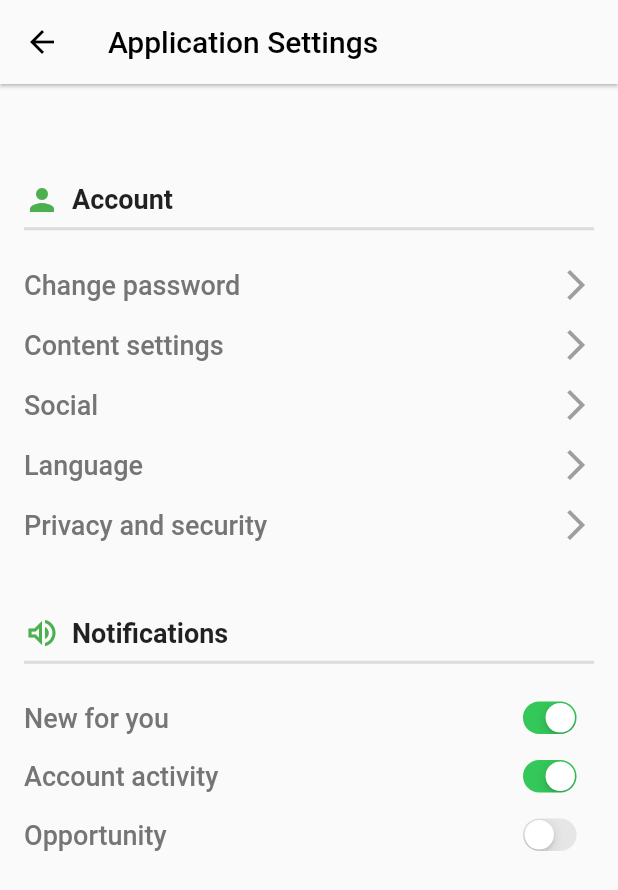
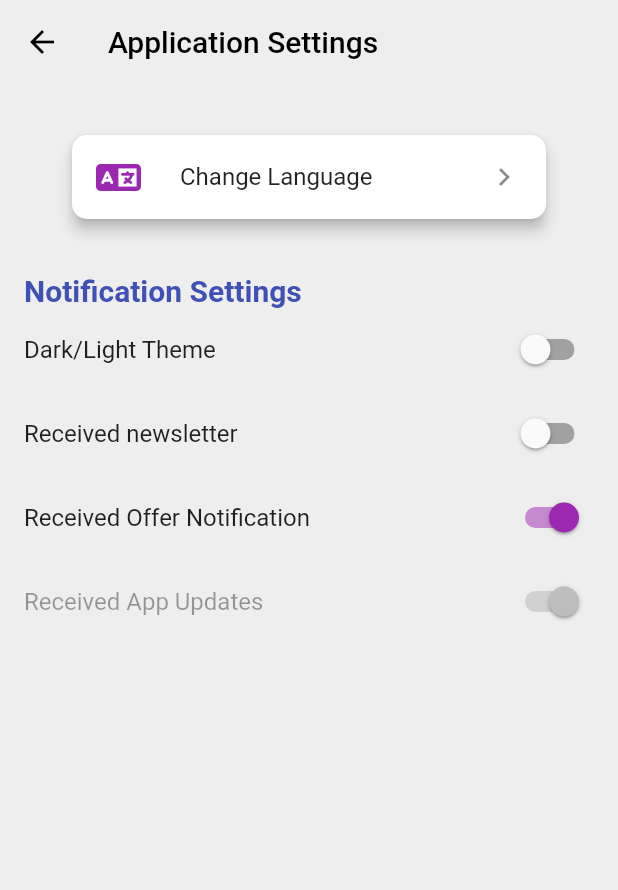
Before and after one commit to youssefbenhissi/expenseManager, a Flutter app: the ApplicationSettingsPage screen opened by its route, on a phone screen of 412 x 824 dp. Shown: the top 890 px of the screen. Run offline on Flutter 3.47's test engine with Material 2 defaults, Android fonts, the light colour scheme and no system bars; our stand-ins replace awesome_snackbar_content, flutter_bloc, font_awesome_flutter, get_it, getwidget, image_cropper and 4 more; missing offline and left inert: flutter_tawk; accounts and stored records are empty; generated files the repository leaves out were written again.

Commit message:
improving application settings page

```diff
--- a/lib/settings/application_settings/application_settings.dart
+++ b/lib/settings/application_settings/application_settings.dart
@@ -1,6 +1,8 @@
 import 'package:expense_manager/app_page_injectable.dart';
 import 'package:flutter/cupertino.dart';
 import 'package:flutter/material.dart';
+import 'package:flutter/services.dart';
+import 'package:font_awesome_flutter/font_awesome_flutter.dart';
 
 class ApplicationSettingsPage extends StatefulWidget {
   const ApplicationSettingsPage({super.key});
@@ -10,160 +12,121 @@ class ApplicationSettingsPage extends StatefulWidget {
 }
 
 class ApplicationSettingsPageState extends State<ApplicationSettingsPage> {
+  late bool _dark;
+  late bool _newsLetter;
+
+  @override
+  void initState() {
+    super.initState();
+    _dark = false;
+    _newsLetter = false;
+  }
+
+  Brightness _getBrightness() {
+    return _dark ? Brightness.dark : Brightness.light;
+  }
+
   @override
   Widget build(BuildContext context) {
-    return Scaffold(
+    return Theme(
+      data: ThemeData(
+        brightness: _getBrightness(),
+      ),
+      child: Scaffold(
+        backgroundColor: _dark ? null : Colors.grey.shade200,
         appBar: AppBar(
-        title: const Text(
-          "Application Settings",
-          style: TextStyle(color: Colors.black),
+          elevation: 0,
+          systemOverlayStyle:
+              _dark ? SystemUiOverlayStyle.dark : SystemUiOverlayStyle.light,
+          iconTheme: IconThemeData(color: _dark ? Colors.white : Colors.black),
+          backgroundColor: Colors.transparent,
+          leading: IconButton(
+            icon: const Icon(Icons.arrow_back),
+            onPressed: () => context.gNavigationService.openSettings(context),
           ),
-        backgroundColor: Theme.of(context).scaffoldBackgroundColor,
-        elevation: 1,
-        leading: IconButton(
-          onPressed: () {
-            context.gNavigationService.openSettings(context);
-          },
-          icon: const Icon(
-            Icons.arrow_back,
-            color: Colors.black,
+          title: Text(
+            'Application Settings',
+            style: TextStyle(color: _dark ? Colors.white : Colors.black),
           ),
         ),
+        body: Stack(
+          fit: StackFit.expand,
+          children: <Widget>[
+            SingleChildScrollView(
+              padding: const EdgeInsets.all(16.0),
+              child: Column(
+                crossAxisAlignment: CrossAxisAlignment.start,
+                children: <Widget>[
+                  const SizedBox(height: 10.0),
+                  Card(
+                    elevation: 4.0,
+                    margin: const EdgeInsets.fromLTRB(32.0, 8.0, 32.0, 16.0),
+                    shape: RoundedRectangleBorder(
+                        borderRadius: BorderRadius.circular(10.0)),
+                    child: Column(
+                      children: <Widget>[
+                        ListTile(
+                          leading: const Icon(
+                            FontAwesomeIcons.language,
+                            color: Colors.purple,
                           ),
-      body: Container(
-        padding: const EdgeInsets.only(left: 16, top: 25, right: 16),
-        child: ListView(
-          children: [
-            const SizedBox(
-              height: 40,
-            ),
-            Row(
-              children: const [
-                Icon(
-                  Icons.person,
-                  color: Colors.green,
-                ),
-                SizedBox(
-                  width: 8,
-                ),
-                Text(
-                  "Account",
-                  style: TextStyle(fontSize: 18, fontWeight: FontWeight.bold),
-                ),
-              ],
-            ),
-            const Divider(
-              height: 15,
-              thickness: 2,
-            ),
-            const SizedBox(
-              height: 10,
-            ),
-            buildAccountOptionRow(context, "Change password"),
-            buildAccountOptionRow(context, "Content settings"),
-            buildAccountOptionRow(context, "Social"),
-            buildAccountOptionRow(context, "Language"),
-            buildAccountOptionRow(context, "Privacy and security"),
-            const SizedBox(
-              height: 40,
-            ),
-            Row(
-              children: const [
-                Icon(
-                  Icons.volume_up_outlined,
-                  color: Colors.green,
-                ),
-                SizedBox(
-                  width: 8,
-                ),
-                Text(
-                  "Notifications",
-                  style: TextStyle(fontSize: 18, fontWeight: FontWeight.bold),
-                ),
-              ],
-            ),
-            const Divider(
-              height: 15,
-              thickness: 2,
-            ),
-            const SizedBox(
-              height: 10,
-            ),
-            buildNotificationOptionRow("New for you", true),
-            buildNotificationOptionRow("Account activity", true),
-            buildNotificationOptionRow("Opportunity", false),
-            const SizedBox(
-              height: 50,
+                          title: const Text("Change Language"),
+                          trailing: const Icon(Icons.keyboard_arrow_right),
+                          onTap: () {
+                            //open change language
+                          },
                         ),
                       ],
                     ),
                   ),
-    );
-  }
-
-  Row buildNotificationOptionRow(String title, bool isActive) {
-    return Row(
-      mainAxisAlignment: MainAxisAlignment.spaceBetween,
-      children: [
-        Text(
-          title,
+                  const SizedBox(height: 20.0),
+                  const Text(
+                    "Notification Settings",
                     style: TextStyle(
-              fontSize: 18,
-              fontWeight: FontWeight.w500,
-              color: Colors.grey[600]),
+                      fontSize: 20.0,
+                      fontWeight: FontWeight.bold,
+                      color: Colors.indigo,
                     ),
-        Transform.scale(
-            scale: 0.7,
-            child: CupertinoSwitch(
-              value: isActive,
-              onChanged: (bool val) {},
-            ))
-      ],
-    );
-  }
-
-  GestureDetector buildAccountOptionRow(BuildContext context, String title) {
-    return GestureDetector(
-      onTap: () {
-        showDialog(
-            context: context,
-            builder: (BuildContext context) {
-              return AlertDialog(
-                title: Text(title),
-                content: Column(
-                  mainAxisSize: MainAxisSize.min,
-                  children: const [
-                    Text("Option 1"),
-                    Text("Option 2"),
-                    Text("Option 3"),
+                  ),
+                  SwitchListTile(
+                    activeColor: Colors.purple,
+                    contentPadding: const EdgeInsets.all(0),
+                    value: _dark,
+                    title: const Text("Dark/Light Theme"),
+                    onChanged: (val) {
+                      setState(() {
+                        _dark = !_dark;
+                      });
+                    },
+                  ),
+                  SwitchListTile(
+                    activeColor: Colors.purple,
+                    contentPadding: const EdgeInsets.all(0),
+                    value: _newsLetter,
+                    title: const Text("Received newsletter"),
+                    onChanged: (val) {
+                      setState(() {
+                        _newsLetter = !_newsLetter;
+                      });
+                    },
+                  ),
+                  SwitchListTile(
+                    activeColor: Colors.purple,
+                    contentPadding: const EdgeInsets.all(0),
+                    value: true,
+                    title: const Text("Received Offer Notification"),
+                    onChanged: (val) {},
+                  ),
+                  const SwitchListTile(
+                    activeColor: Colors.purple,
+                    contentPadding: EdgeInsets.all(0),
+                    value: true,
+                    title: Text("Received App Updates"),
+                    onChanged: null,
+                  ),
+                  const SizedBox(height: 60.0),
                 ],
               ),
-                actions: [
-                  FloatingActionButton(
-                      onPressed: () {
-                        Navigator.of(context).pop();
-                      },
-                      child: const Text("Close")),
-                ],
-              );
-            });
-      },
-      child: Padding(
-        padding: const EdgeInsets.symmetric(vertical: 8.0),
-        child: Row(
-          mainAxisAlignment: MainAxisAlignment.spaceBetween,
-          children: [
-            Text(
-              title,
-              style: TextStyle(
-                fontSize: 18,
-                fontWeight: FontWeight.w500,
-                color: Colors.grey[600],
-              ),
-            ),
-            const Icon(
-              Icons.arrow_forward_ios,
-              color: Colors.grey,
             ),
           ],
         ),
--- a/lib/settings/settings_page.dart
+++ b/lib/settings/settings_page.dart
@@ -166,22 +166,6 @@ class _SettingsScreenState extends State<SettingsScreen> {
                     leadingIcon: CupertinoIcons.settings,
                     trailingIcon: CupertinoIcons.chevron_forward,
                   ),
-                  CustomListTile(
-                    title: "E-Statements",
-                    onTap: () {
-                      context.gNavigationService.openFaq(context);
-                    },
-                    leadingIcon: CupertinoIcons.doc_fill,
-                    trailingIcon: CupertinoIcons.chevron_forward,
-                  ),
-                  CustomListTile(
-                    title: "Refferal Code",
-                    onTap: () {
-                      context.gNavigationService.openFaq(context);
-                    },
-                    leadingIcon: CupertinoIcons.heart_fill,
-                    trailingIcon: CupertinoIcons.chevron_forward,
-                  ),
                 ]),
                 const SizedBox(height: 10),
                 const Divider(),
```
Lines whose indentation alone changed are shown as unchanged.
